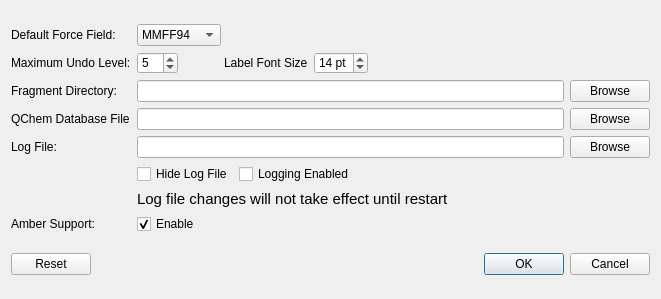
Qt form src/Main/PreferencesBrowser.ui (nutjunkie/IQmol3) before a commit.
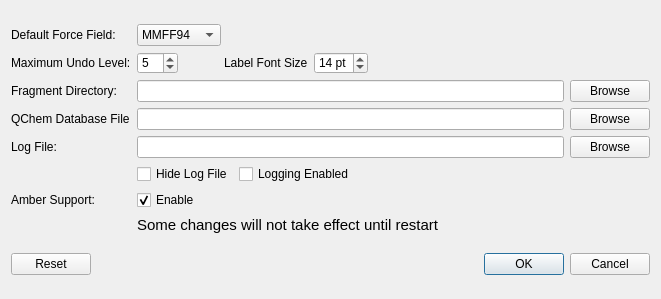
The same form after that commit.

Commit message: Tweak Preferences dialog

The edit to the form file:
```diff
--- a/src/Main/PreferencesBrowser.ui
+++ b/src/Main/PreferencesBrowser.ui
@@ -227,7 +227,7 @@
      <item row="3" column="1">
       <widget class="QLineEdit" name="qchemDatabaseFileLineEdit"/>
      </item>
-     <item row="6" column="1">
+     <item row="7" column="1">
       <widget class="QLabel" name="label_7">
        <property name="sizePolicy">
         <sizepolicy hsizetype="Preferred" vsizetype="Maximum">
@@ -241,7 +241,7 @@
         </font>
        </property>
        <property name="text">
-        <string>Log file changes will not take effect until restart</string>
+        <string>Some changes will not take effect until restart</string>
        </property>
       </widget>
      </item>
@@ -290,14 +290,14 @@
        </property>
       </widget>
      </item>
-     <item row="8" column="0">
+     <item row="6" column="0">
       <widget class="QLabel" name="label_8">
        <property name="text">
         <string>Amber Support:</string>
        </property>
       </widget>
      </item>
-     <item row="8" column="1">
+     <item row="6" column="1">
       <widget class="QCheckBox" name="amberEnabledCheckBox">
        <property name="text">
         <string>Enable</string>
```
